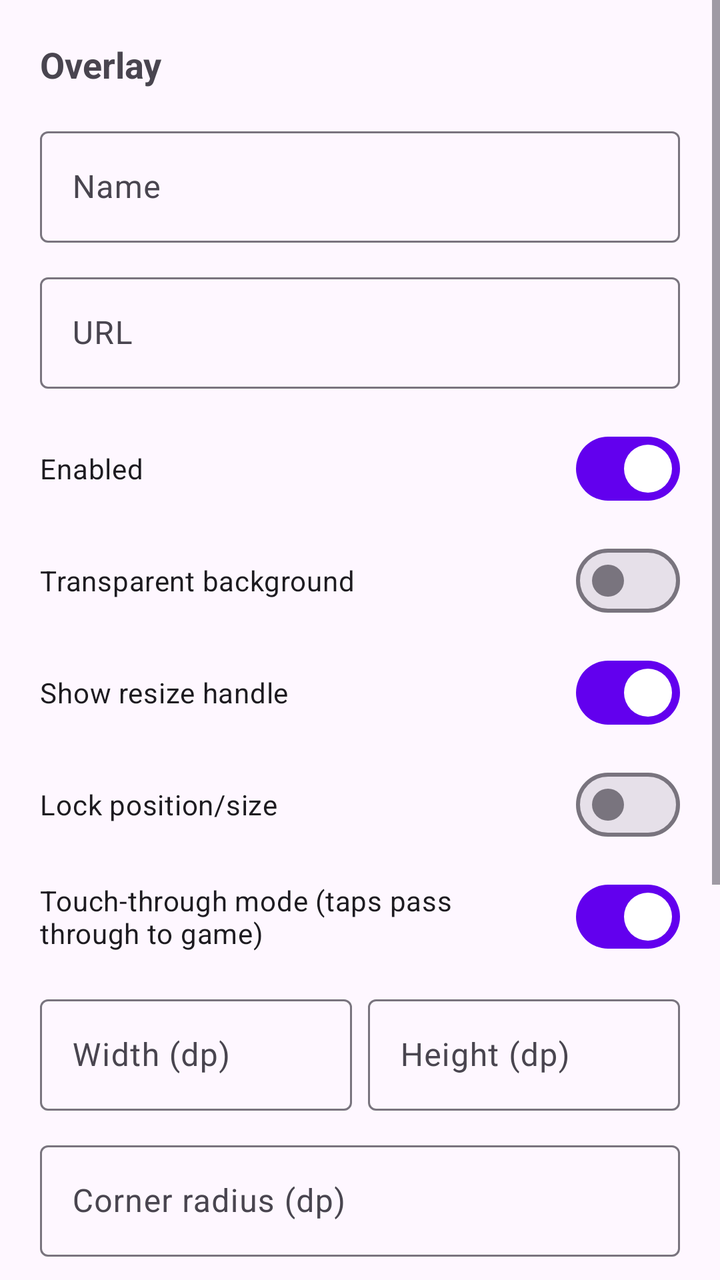
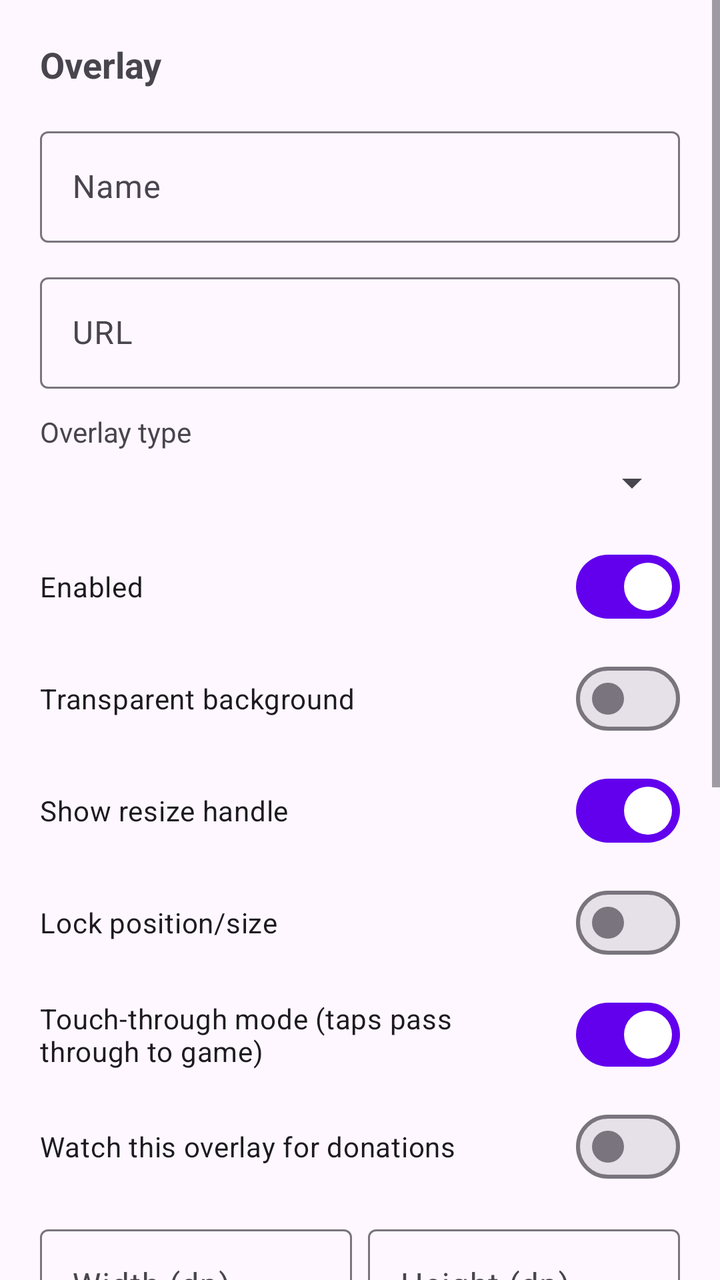

The first picture is an Android layout as it rendered before a commit; the second is the same layout after the commit. The layout source and the unified diff follow.
<!-- AndroidManifest.xml: application theme Theme.FloatOverlay -->
<!-- res/layout/dialog_overlay_edit.xml -->
<?xml version="1.0" encoding="utf-8"?>
<ScrollView xmlns:android="http://schemas.android.com/apk/res/android"
    android:layout_width="match_parent"
    android:layout_height="wrap_content">

    <LinearLayout
        android:layout_width="match_parent"
        android:layout_height="wrap_content"
        android:orientation="vertical"
        android:padding="20dp">

        <TextView
            android:layout_width="wrap_content"
            android:layout_height="wrap_content"
            android:layout_marginBottom="16dp"
            android:text="Overlay"
            android:textSize="18sp"
            android:textStyle="bold" />

        <com.google.android.material.textfield.TextInputLayout
            android:layout_width="match_parent"
            android:layout_height="wrap_content"
            android:hint="Name">

            <com.google.android.material.textfield.TextInputEditText
                android:id="@+id/nameInput"
                android:layout_width="match_parent"
                android:layout_height="wrap_content"
                android:inputType="text" />

        </com.google.android.material.textfield.TextInputLayout>

        <com.google.android.material.textfield.TextInputLayout
            android:layout_width="match_parent"
            android:layout_height="wrap_content"
            android:layout_marginTop="12dp"
            android:hint="URL">

            <com.google.android.material.textfield.TextInputEditText
                android:id="@+id/urlInput"
                android:layout_width="match_parent"
                android:layout_height="wrap_content"
                android:inputType="textUri" />

        </com.google.android.material.textfield.TextInputLayout>

        <com.google.android.material.materialswitch.MaterialSwitch
            android:id="@+id/enabledSwitch"
            android:layout_width="match_parent"
            android:layout_height="wrap_content"
            android:layout_marginTop="16dp"
            android:checked="true"
            android:text="Enabled" />

        <com.google.android.material.materialswitch.MaterialSwitch
            android:id="@+id/transparentBackgroundSwitch"
            android:layout_width="match_parent"
            android:layout_height="wrap_content"
            android:layout_marginTop="8dp"
            android:text="Transparent background" />

        <com.google.android.material.materialswitch.MaterialSwitch
            android:id="@+id/showResizeHandleSwitch"
            android:layout_width="match_parent"
            android:layout_height="wrap_content"
            android:layout_marginTop="8dp"
            android:checked="true"
            android:text="Show resize handle" />

        <com.google.android.material.materialswitch.MaterialSwitch
            android:id="@+id/lockOverlaySwitch"
            android:layout_width="match_parent"
            android:layout_height="wrap_content"
            android:layout_marginTop="8dp"
            android:text="Lock position/size" />

        <com.google.android.material.materialswitch.MaterialSwitch
            android:id="@+id/touchThroughSwitch"
            android:layout_width="match_parent"
            android:layout_height="wrap_content"
            android:layout_marginTop="8dp"
            android:checked="true"
            android:text="Touch-through mode (taps pass through to game)" />

        <LinearLayout
            android:layout_width="match_parent"
            android:layout_height="wrap_content"
            android:layout_marginTop="12dp"
            android:orientation="horizontal">

            <com.google.android.material.textfield.TextInputLayout
                android:layout_width="0dp"
                android:layout_height="wrap_content"
                android:layout_marginEnd="8dp"
                android:layout_weight="1"
                android:hint="Width (dp)">

                <com.google.android.material.textfield.TextInputEditText
                    android:id="@+id/widthInput"
                    android:layout_width="match_parent"
                    android:layout_height="wrap_content"
                    android:inputType="number" />

            </com.google.android.material.textfield.TextInputLayout>

            <com.google.android.material.textfield.TextInputLayout
                android:layout_width="0dp"
                android:layout_height="wrap_content"
                android:layout_weight="1"
                android:hint="Height (dp)">

                <com.google.android.material.textfield.TextInputEditText
                    android:id="@+id/heightInput"
                    android:layout_width="match_parent"
                    android:layout_height="wrap_content"
                    android:inputType="number" />

            </com.google.android.material.textfield.TextInputLayout>

        </LinearLayout>

        <com.google.android.material.textfield.TextInputLayout
            android:layout_width="match_parent"
            android:layout_height="wrap_content"
            android:layout_marginTop="12dp"
            android:hint="Corner radius (dp)">

            <com.google.android.material.textfield.TextInputEditText
                android:id="@+id/cornerRadiusInput"
                android:layout_width="match_parent"
                android:layout_height="wrap_content"
                android:inputType="number" />

        </com.google.android.material.textfield.TextInputLayout>

        <com.google.android.material.textfield.TextInputLayout
            android:layout_width="match_parent"
            android:layout_height="wrap_content"
            android:layout_marginTop="12dp"
            android:hint="Background color (hex, e.g. #CC000000)">

            <com.google.android.material.textfield.TextInputEditText
                android:id="@+id/colorInput"
                android:layout_width="match_parent"
                android:layout_height="wrap_content"
                android:inputType="text" />

        </com.google.android.material.textfield.TextInputLayout>

        <TextView
            android:layout_width="wrap_content"
            android:layout_height="wrap_content"
            android:layout_marginTop="16dp"
            android:text="Position (px from screen edges)"
            android:textSize="14sp"
            android:textStyle="bold" />

        <TextView
            android:id="@+id/positionInfo"
            android:layout_width="match_parent"
            android:layout_height="wrap_content"
            android:layout_marginTop="4dp"
            android:text="Left: 0 | Top: 0 | Right: 0 | Bottom: 0"
            android:textSize="12sp" />

        <LinearLayout
            android:layout_width="match_parent"
            android:layout_height="wrap_content"
            android:layout_marginTop="8dp"
            android:orientation="horizontal">

            <com.google.android.material.textfield.TextInputLayout
                android:layout_width="0dp"
                android:layout_height="wrap_content"
                android:layout_marginEnd="8dp"
                android:layout_weight="1"
                android:hint="Left (px)">

                <com.google.android.material.textfield.TextInputEditText
                    android:id="@+id/posXInput"
                    android:layout_width="match_parent"
                    android:layout_height="wrap_content"
                    android:inputType="numberSigned" />

            </com.google.android.material.textfield.TextInputLayout>

            <com.google.android.material.textfield.TextInputLayout
                android:layout_width="0dp"
                android:layout_height="wrap_content"
                android:layout_weight="1"
                android:hint="Top (px)">

                <com.google.android.material.textfield.TextInputEditText
                    android:id="@+id/posYInput"
                    android:layout_width="match_parent"
                    android:layout_height="wrap_content"
                    android:inputType="numberSigned" />

            </com.google.android.material.textfield.TextInputLayout>

        </LinearLayout>

        <TextView
            android:layout_width="wrap_content"
            android:layout_height="wrap_content"
            android:layout_marginTop="16dp"
            android:text="Opacity" />

        <SeekBar
            android:id="@+id/opacitySeekBar"
            android:layout_width="match_parent"
            android:layout_height="wrap_content"
            android:layout_marginTop="4dp"
            android:max="100"
            android:progress="100" />

        <TextView
            android:id="@+id/opacityValue"
            android:layout_width="wrap_content"
            android:layout_height="wrap_content"
            android:layout_marginTop="4dp"
            android:text="100%" />

    </LinearLayout>
</ScrollView>
<!-- resources referenced by this layout -->
<resources>
  <style name="Theme.FloatOverlay" parent="Theme.Material3.DayNight.NoActionBar">
          <item name="colorPrimary">@color/purple_500</item>
          <item name="colorPrimaryVariant">@color/purple_700</item>
          <item name="colorOnPrimary">@color/white</item>
          <item name="colorSecondary">@color/teal_200</item>
          <item name="colorSecondaryVariant">@color/teal_700</item>
          <item name="android:statusBarColor">@color/purple_700</item>
      </style>
  <color name="purple_500">#FF6200EE</color>
  <color name="purple_700">#FF3700B3</color>
  <color name="white">#FFFFFFFF</color>
  <color name="teal_200">#FF03DAC5</color>
  <color name="teal_700">#FF018786</color>
</resources>

<!-- the commit's change to res/layout/dialog_overlay_edit.xml (unified diff, before → after) -->
@@ -44,6 +44,34 @@
 
         </com.google.android.material.textfield.TextInputLayout>
 
+        <TextView
+            android:layout_width="wrap_content"
+            android:layout_height="wrap_content"
+            android:layout_marginTop="12dp"
+            android:text="Overlay type" />
+
+        <Spinner
+            android:id="@+id/typeSpinner"
+            android:layout_width="match_parent"
+            android:layout_height="wrap_content"
+            android:layout_marginTop="4dp" />
+
+        <com.google.android.material.textfield.TextInputLayout
+            android:id="@+id/assetNameLayout"
+            android:layout_width="match_parent"
+            android:layout_height="wrap_content"
+            android:layout_marginTop="12dp"
+            android:hint="Asset name (e.g. stream_hud.html)"
+            android:visibility="gone">
+
+            <com.google.android.material.textfield.TextInputEditText
+                android:id="@+id/assetNameInput"
+                android:layout_width="match_parent"
+                android:layout_height="wrap_content"
+                android:inputType="text" />
+
+        </com.google.android.material.textfield.TextInputLayout>
+
         <com.google.android.material.materialswitch.MaterialSwitch
             android:id="@+id/enabledSwitch"
             android:layout_width="match_parent"
@@ -81,6 +109,13 @@
             android:layout_marginTop="8dp"
             android:checked="true"
             android:text="Touch-through mode (taps pass through to game)" />
+
+        <com.google.android.material.materialswitch.MaterialSwitch
+            android:id="@+id/donationSourceSwitch"
+            android:layout_width="match_parent"
+            android:layout_height="wrap_content"
+            android:layout_marginTop="8dp"
+            android:text="Watch this overlay for donations" />
 
         <LinearLayout
             android:layout_width="match_parent"
